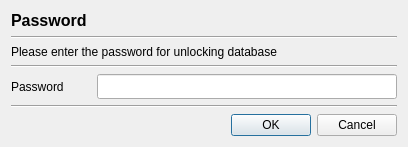
jykim74/CertMan, file CertMan/login_dlg.ui: the form before one commit.
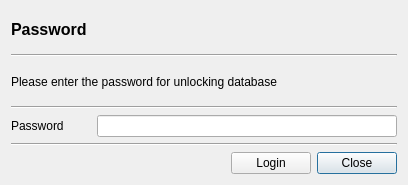
The form after the commit.

Commit message: UI 개선

What changed in the file:
```diff
--- a/CertMan/login_dlg.ui
+++ b/CertMan/login_dlg.ui
@@ -7,7 +7,7 @@
     <x>0</x>
     <y>0</y>
     <width>408</width>
-    <height>136</height>
+    <height>185</height>
    </rect>
   </property>
   <property name="windowTitle">
@@ -19,7 +19,6 @@
      <property name="font">
       <font>
        <pointsize>12</pointsize>
-       <weight>75</weight>
        <bold>true</bold>
       </font>
      </property>
@@ -67,9 +66,7 @@
      <item row="0" column="1">
       <widget class="QLineEdit" name="mPasswdText">
        <property name="font">
-        <font>
-         <family>굴림체</family>
-        </font>
+        <font/>
        </property>
        <property name="echoMode">
         <enum>QLineEdit::Password</enum>
@@ -86,14 +83,35 @@
     </widget>
    </item>
    <item>
-    <widget class="QDialogButtonBox" name="buttonBox">
-     <property name="orientation">
-      <enum>Qt::Horizontal</enum>
-     </property>
-     <property name="standardButtons">
-      <set>QDialogButtonBox::Cancel|QDialogButtonBox::Ok</set>
-     </property>
-    </widget>
+    <layout class="QGridLayout" name="gridLayout_4">
+     <item row="0" column="2">
+      <widget class="QPushButton" name="mCloseBtn">
+       <property name="text">
+        <string>Close</string>
+       </property>
+      </widget>
+     </item>
+     <item row="0" column="1">
+      <widget class="QPushButton" name="mLoginBtn">
+       <property name="text">
+        <string>Login</string>
+       </property>
+      </widget>
+     </item>
+     <item row="0" column="0">
+      <spacer name="horizontalSpacer">
+       <property name="orientation">
+        <enum>Qt::Horizontal</enum>
+       </property>
+       <property name="sizeHint" stdset="0">
+        <size>
+         <width>40</width>
+         <height>20</height>
+        </size>
+       </property>
+      </spacer>
+     </item>
+    </layout>
    </item>
   </layout>
  </widget>
```
Left out of the diff: 35 changed lines with no effect on the pictures. The commit also changes 6 other files.
